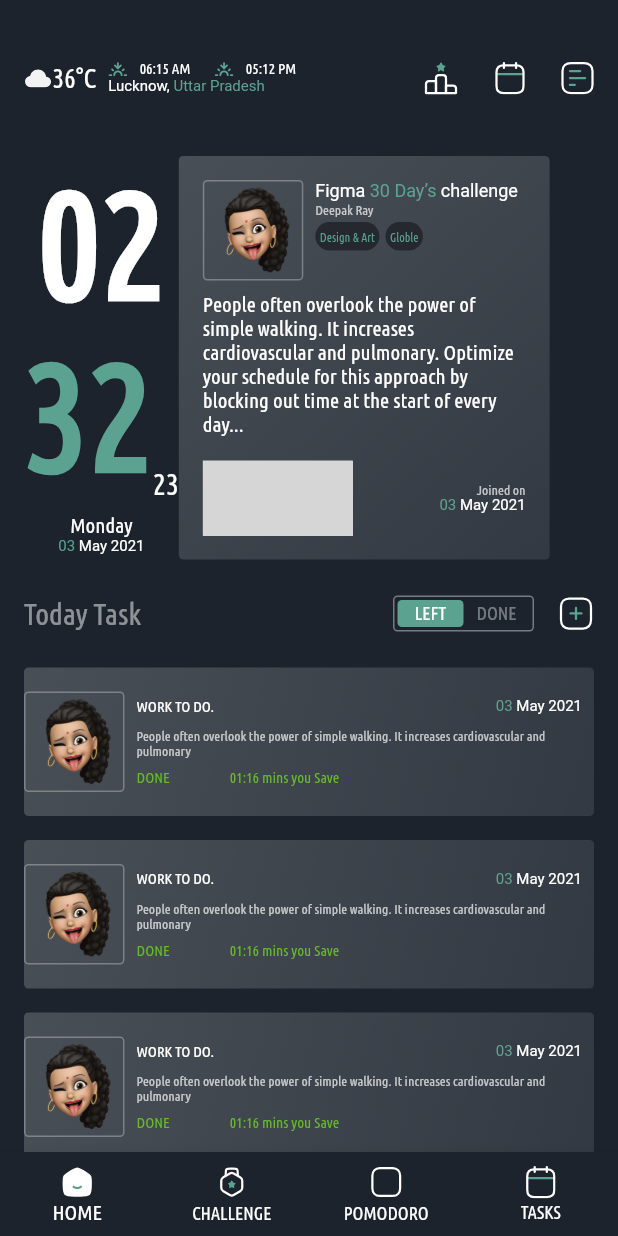
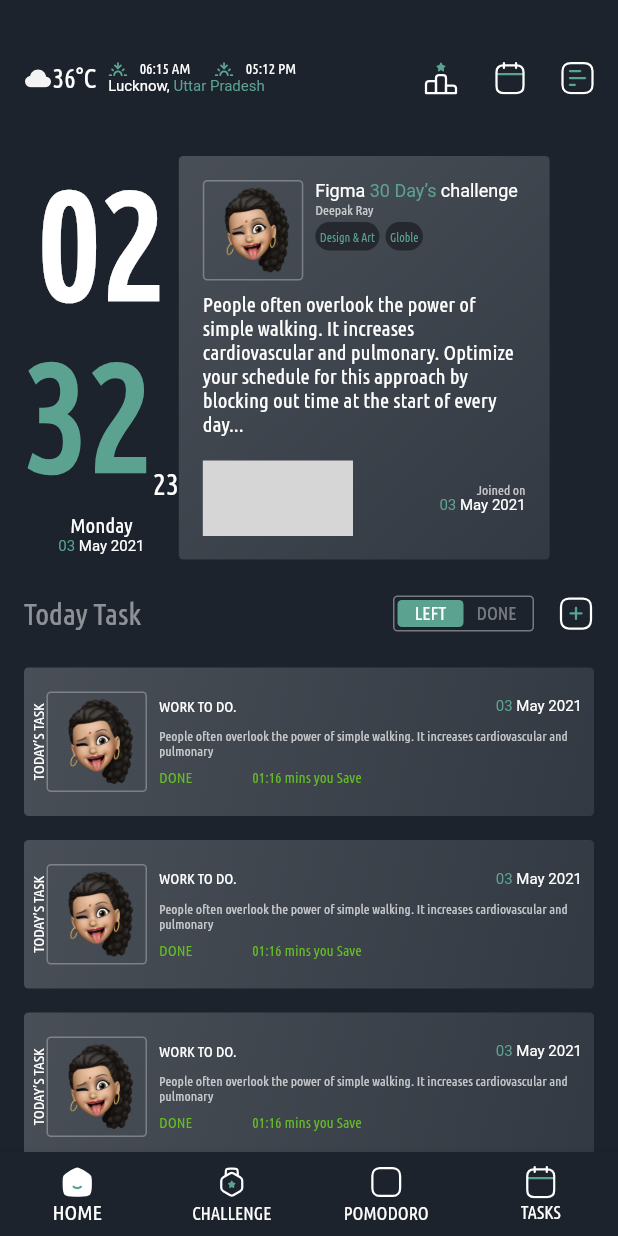
Before and after one commit to usmanabdulmajid/tasky-ui, a Flutter app: the screen it shows after launch, on a phone screen of 412 x 824 dp. Run offline on Flutter 3.47's test engine with Material 2 defaults, Android fonts, the phone set to English and light mode, and no system bars; our stand-ins replace flutter_svg; missing offline and left inert: avatar_stack; grey boxes are pictures that could not be loaded.

Commit message:
add rotated text to task tile

```diff
--- a/lib/ui/widgets/task_tile.dart
+++ b/lib/ui/widgets/task_tile.dart
@@ -12,7 +12,11 @@ class TaskTile extends StatelessWidget {
       width: size.width,
       margin: const EdgeInsets.only(bottom: kspace),
       padding: const EdgeInsets.only(
-          top: ksmallSpace, bottom: ksmallSpace, right: ksmallSpace),
+        top: ksmallSpace,
+        bottom: ksmallSpace,
+        right: ksmallSpace,
+        left: ktinyspace,
+      ),
       decoration: BoxDecoration(
         borderRadius: BorderRadius.circular(3),
         gradient: LinearGradient(
@@ -26,6 +30,13 @@ class TaskTile extends StatelessWidget {
       ),
       child: Row(
         children: [
+          const RotatedBox(
+            quarterTurns: -1,
+            child: Text(
+              'TODAY’S TASK',
+              style: TextStyle(fontSize: 10, color: AppColor.white),
+            ),
+          ),
           Container(
             height: 67,
             width: 67,
```
